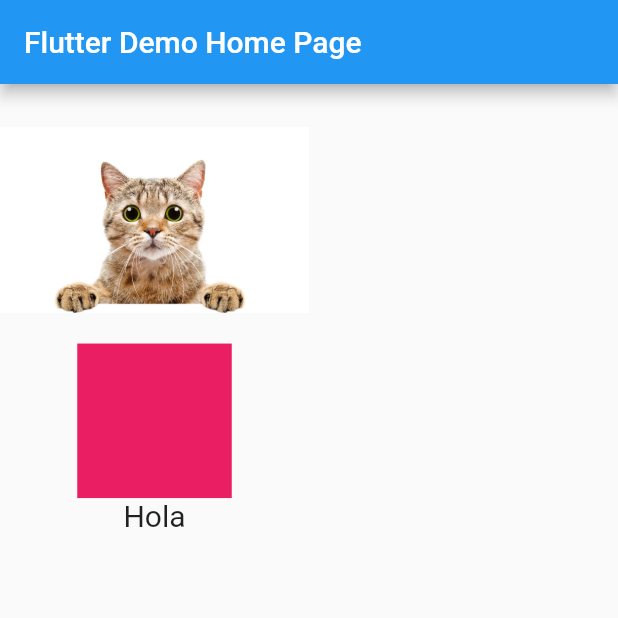
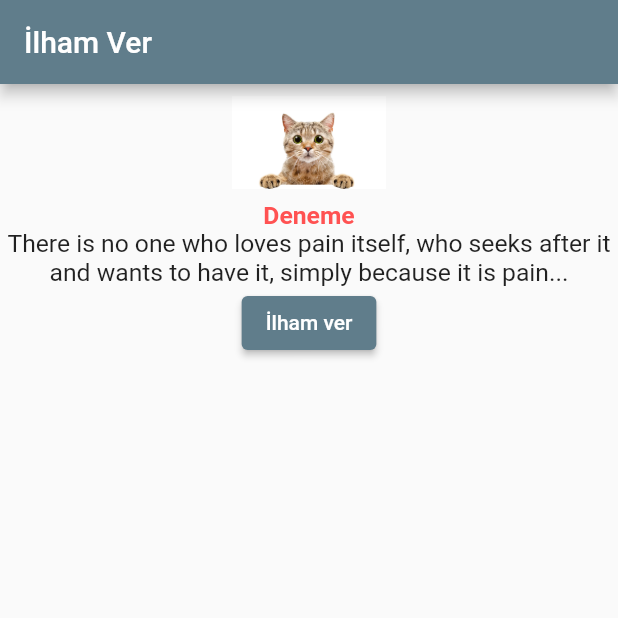
Before and after one commit to iremkryt/udemy_flutter, a Flutter app: the screen it shows after launch, on a phone screen of 412 x 824 dp, the top half of it. Run offline on Flutter 3.47's test engine with Material 2 defaults, Android fonts, the phone set to English and light mode, and no system bars.

Commit message:
Image, text ve butonun ekrana göre ayarı

```diff
--- a/tasarim_flutter/lib/main.dart
+++ b/tasarim_flutter/lib/main.dart
@@ -11,10 +11,11 @@ class MyApp extends StatelessWidget {
   Widget build(BuildContext context) {
     return MaterialApp(
       title: 'Flutter Demo',
+      debugShowCheckedModeBanner: false,
       theme: ThemeData(
-        primarySwatch: Colors.blue,
+        primarySwatch: Colors.blueGrey,
       ),
-      home: const MyHomePage(title: 'Flutter Demo Home Page'),
+      home: const MyHomePage(title: 'İlham Ver'),
     );
   }
 }
@@ -23,7 +24,6 @@ class MyHomePage extends StatefulWidget {
   const MyHomePage({super.key, required this.title});
 
   final String title;
-
   @override
   State<MyHomePage> createState() => _MyHomePageState();
 }
@@ -44,24 +44,76 @@ class _MyHomePageState extends State<MyHomePage> {
       body: Column(
         children: [
           Padding(
-            padding: EdgeInsets.only(top:ekranYuksekligi/100),
+            padding: EdgeInsets.only(top: ekranYuksekligi/100, bottom: ekranYuksekligi/100),
             child: SizedBox(
-              width: ekranGenisligi/2,
-              height: ekranYuksekligi/5,
+              width: ekranGenisligi/4,
               child: Image.asset("assets/3683.jpg"),
             ),
           ),
-          Container(
-            width: ekranGenisligi/4,
-            height: ekranYuksekligi/8,
-            color: Colors.pink,
+          Text("Deneme",
+            style: TextStyle(
+              color: Colors.redAccent,
+              fontWeight: FontWeight.bold,
+              fontSize: ekranGenisligi/25,
+            ),
           ),
-          const Text("Hola",style: TextStyle(fontSize: 20.0),),
+          Padding(
+            padding: EdgeInsets.only(left: ekranGenisligi/100, right: ekranGenisligi/100),
+            child: Text("There is no one who loves pain itself, who seeks after it and wants to have it, simply because it is pain...",
+              textAlign: TextAlign.center,
+              style: TextStyle(
+                fontSize: ekranGenisligi/25,
+              ),
+            ),
+          ),
+          ElevatedButton(
+            child: const Text("İlham ver"),
+            onPressed: () {
+              print("İlham verildi");
+            },
+          ),
         ],
       ),
     );
   }
 }
+
+// class _MyHomePageState extends State<MyHomePage> {
+
+//   @override
+//   Widget build(BuildContext context) {
+
+//     var ekranBilgisi = MediaQuery.of(context);
+//     final double ekranYuksekligi = ekranBilgisi.size.height;
+//     final double ekranGenisligi = ekranBilgisi.size.width;
+
+//     return Scaffold(
+//       appBar: AppBar(
+//         title: Text(widget.title),
+//       ),
+//       body: Column(
+//         children: [
+//           Padding(
+//             padding: EdgeInsets.only(top:ekranYuksekligi/100),
+//             child: SizedBox(
+//               width: ekranGenisligi/2,
+//               height: ekranYuksekligi/5,
+//               child: Image.asset("assets/3683.jpg"),
+//             ),
+//           ),
+//           Container(
+//             width: ekranGenisligi/4,
+//             height: ekranYuksekligi/8,
+//             color: Colors.pink,
+//           ),
+//           const Text("Hola",style: TextStyle(fontSize: 20.0),),
+//         ],
+//       ),
+//     );
+//   }
+// }
+
+//-------------------------------------------------------
 
 // class MaviKare extends StatelessWidget {
 //   const MaviKare({super.key});
```
